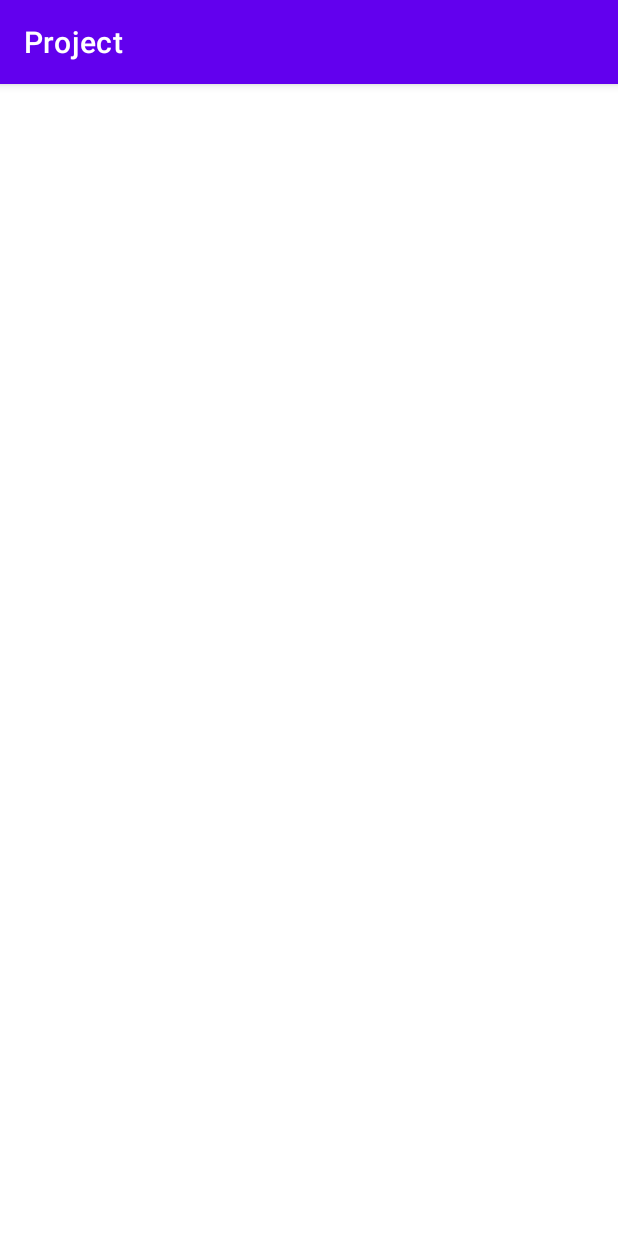
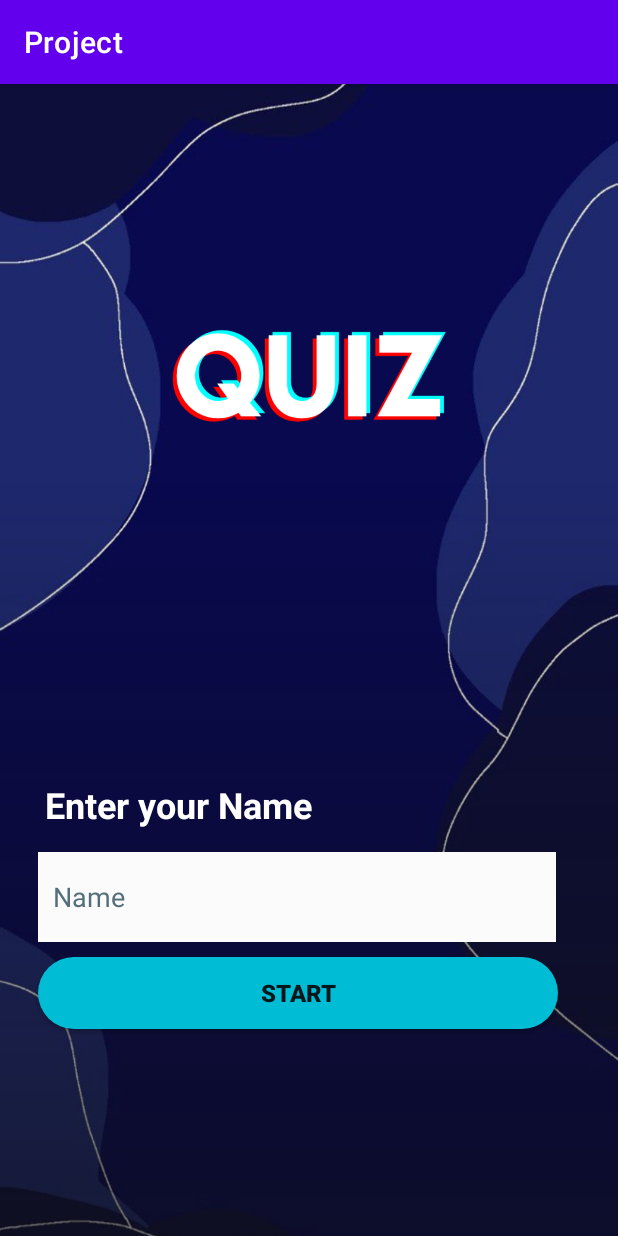
Before and after one commit to iixha/Project, an Android app: the screen it shows after launch (MainActivity before the commit, startActivity after it), on a phone screen of 412 x 824 dp. Run offline under Robolectric (Android 15) with nearby library versions, the phone set to English and light mode, and no system bars; our stand-ins replace data binding.

Commit message:
Initial commit

```diff
--- a/app/build.gradle.kts
+++ b/app/build.gradle.kts
@@ -40,6 +40,11 @@ android {
     kotlinOptions {
         jvmTarget = "1.8"
     }
+    buildFeatures {
+        dataBinding = true
+
+
+    }
 
 
 
--- a/app/src/main/AndroidManifest.xml
+++ b/app/src/main/AndroidManifest.xml
@@ -13,13 +13,16 @@
         android:theme="@style/Theme.Project"
         tools:targetApi="31">
         <activity
+            android:name=".MainActivity11"
+            android:exported="false" />
+        <activity
             android:name=".activity_quizzie"
             android:exported="false" />
         <activity
             android:name=".activity_quiz"
             android:exported="false" />
         <activity
-            android:name=".MainActivity"
+            android:name=".startActivity"
             android:exported="true">
             <intent-filter>
                 <action android:name="android.intent.action.MAIN" />
--- a/app/src/main/java/com/example/project/MainActivity.kt
+++ /dev/null
@@ -1,19 +0,0 @@
-package com.example.project
-
-import androidx.appcompat.app.AppCompatActivity
-import android.os.Bundle
-import android.widget.Button
-import android.widget.EditText
-import android.widget.TextView
-
-class MainActivity : AppCompatActivity() {
-    override fun onCreate(savedInstanceState: Bundle?) {
-        super.onCreate(savedInstanceState)
-        var tex_tv = findViewById<TextView>(R.id.tV2)
-        var tex_nama = findViewById<EditText>(R.id.text_Name)
-        var start_botton = findViewById<Button>(R.id.start_button)
-
-
-
-    }
-}
--- /dev/null
+++ b/app/src/main/java/com/example/project/startActivity.kt
@@ -0,0 +1,37 @@
+package com.example.project
+
+import android.app.Dialog
+import android.content.Intent
+import android.icu.text.CaseMap.Title
+import androidx.appcompat.app.AppCompatActivity
+import android.os.Bundle
+import android.view.Window
+import android.widget.Button
+import android.widget.EditText
+import android.widget.TextView
+import com.example.project.R.id.text_Name
+import com.example.project.databinding.ActivityStartBinding
+
+class startActivity : AppCompatActivity() {
+    private lateinit var binding: ActivityStartBinding
+
+    override fun onCreate(savedInstanceState: Bundle?) {
+        binding = ActivityStartBinding.inflate(layoutInflater)
+
+        super.onCreate(savedInstanceState)
+        setContentView(binding.root)
+        addName()
+
+
+    }
+    private fun addName() {
+        binding.apply {
+            startButton.setOnClickListener{
+                startActivity(Intent(this@startActivity, MainActivity11::class.java))
+            }
+        }
+
+        }
+
+
+    }
--- /dev/null
+++ b/app/src/main/res/layout/activity_start.xml
@@ -0,0 +1,70 @@
+<?xml version="1.0" encoding="utf-8"?>
+<layout xmlns:tools="http://schemas.android.com/tools"
+    xmlns:android="http://schemas.android.com/apk/res/android"
+    xmlns:app="http://schemas.android.com/apk/res-auto">
+<androidx.constraintlayout.widget.ConstraintLayout
+    android:layout_width="match_parent"
+    android:layout_height="match_parent"
+    android:background="@drawable/backg"
+    tools:context=".startActivity">
+
+
+        <LinearLayout
+        android:layout_width="match_parent"
+        android:layout_height="match_parent"
+        android:layout_marginTop="4dp"
+        android:orientation="vertical"
+        app:layout_constraintTop_toTopOf="parent"
+        tools:layout_editor_absoluteX="0dp">
+
+        <TextView
+            android:id="@+id/tV2"
+            android:layout_width="match_parent"
+            android:layout_height="wrap_content"
+            android:layout_marginLeft="30dp"
+            android:layout_marginTop="460dp"
+            android:layout_marginRight="30dp"
+            android:text="Enter your Name "
+            android:textAlignment="textStart"
+            android:textColor="#FFFFFF"
+            android:textIsSelectable="true"
+            android:textSize="24sp"
+            android:textStyle="bold" />
+
+            <EditText
+                android:id="@+id/text_Name"
+                android:layout_width="345dp"
+                android:layout_height="60dp"
+                android:layout_gravity=""
+                android:layout_marginLeft="25dp"
+                android:layout_marginTop="15dp"
+                android:layout_marginRight="20dp"
+                android:autoText="false"
+                android:background="#FBFBFB"
+                android:backgroundTintMode="src_atop"
+                android:breakStrategy="simple"
+                android:ems="10"
+                android:inputType="text"
+                android:padding="10dp"
+                android:text="Name"
+                android:textColor="#546E7A" />
+
+        <Button
+            android:id="@+id/start_button"
+            android:layout_width="match_parent"
+            android:layout_height="wrap_content"
+            android:layout_marginLeft="25dp"
+            android:layout_marginTop="10dp"
+            android:layout_marginRight="40dp"
+            android:background="@drawable/custom__button1"
+
+            android:backgroundTint="#00BCD4"
+            android:drawableTintMode="src_over"
+            android:text="Start"
+            android:textSize="16dp"
+            android:textStyle="bold"
+            app:cornerRadius="5sp"
+            app:strokeWidth="10sp" />
+        </LinearLayout>
+            </androidx.constraintlayout.widget.ConstraintLayout>
+            </layout>
--- /dev/null
+++ b/app/src/main/res/values/ids.xml
@@ -0,0 +1,4 @@
+<?xml version="1.0" encoding="utf-8"?>
+<resources>
+    <item name="dialog_title" type="id">wellcom</item>
+</resources>
--- a/app/src/main/res/values/strings.xml
+++ b/app/src/main/res/values/strings.xml
@@ -1,4 +1,5 @@
 <resources>
     <string name="app_name">Project</string>
     <string name="tower_of_pisa">Tower OF PISA</string>
+    <string name="button">Button</string>
 </resources>
```
Also changed, not shown: app/src/main/java/com/example/project/MainActivity11.kt (added, +11 -0 lines), app/src/main/res/layout/activity_test11.xml (+10 -7 lines), app/src/main/res/layout/dialog_layout.xml (added, +38 -0 lines).
